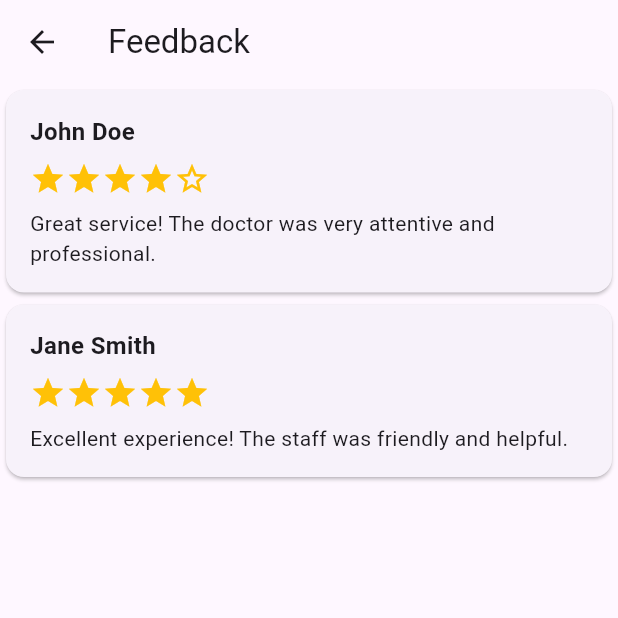
After one commit to NithinYesudas/ClinicMate, a Flutter app: the BottomNavigation screen opened directly, item 3 of the bottom bar chosen, after a tap on "View Feedback", on a phone screen of 412 x 824 dp, the top half of it. The commit adds this screen. Run offline on Flutter 3.47's test engine with Material 3 defaults, Android fonts, the phone set to English and light mode, and no system bars; our stand-ins replace cloud_firestore, firebase_auth, firebase_core, flutter_svg, google_maps_flutter, shared_preferences and 1 more; accounts and stored records are empty.

Commit message:
homescrenn of dr

```diff
--- a/mini_pro_main/lib/doctor/drhomescreen2.dart
+++ b/mini_pro_main/lib/doctor/drhomescreen2.dart
@@ -1,17 +1,93 @@
-// dr_home_screen2.dart
+// ignore_for_file: unused_local_variable
 import 'package:flutter/material.dart';
+import 'package:mini_pro_main/doctor/update_profile.dart';
+import 'schedule_page.dart';
+import 'view_appointments_page.dart';
+//import 'feedback.dart'; // Import the FeedbackPage
+// Import the ProfilePage
+import 'package:flutter_svg/flutter_svg.dart';
+
+void main() {
+  runApp(DrHomeScreen2());
+}
 
 class DrHomeScreen2 extends StatelessWidget {
-  const DrHomeScreen2({super.key});
+  @override
+  Widget build(BuildContext context) {
+    return MaterialApp(
+      title: 'Doctor Appointment',
+      home: BottomNavigation(),
+    );
+  }
+}
+
+class BottomNavigation extends StatefulWidget {
+  const BottomNavigation({Key? key}) : super(key: key);
+
+  @override
+  _BottomNavigationState createState() => _BottomNavigationState();
+}
+
+class _BottomNavigationState extends State<BottomNavigation> {
+  int _currentIndex = 0;
+  List<Widget> screens = [
+    DoctorSchedulePage(),
+    ViewAppointmentsPage(),
+    ProfilePage(), // Add the ProfilePage here
+  ];
 
   @override
   Widget build(BuildContext context) {
     return Scaffold(
-      appBar: AppBar(
-        title: const Text('Doctor Home Screen'),
+      body: IndexedStack(
+        index: _currentIndex,
+        children: screens,
       ),
-      body: const Center(
-        child: Text('Welcome to the Doctor Home Screen'),
+      bottomNavigationBar: BottomNavigationBar(
+        type: BottomNavigationBarType.fixed,
+        onTap: (index) {
+          setState(() {
+            _currentIndex = index;
+          });
+        },
+        currentIndex: _currentIndex,
+        selectedItemColor: Colors.white,
+        backgroundColor: Color.fromARGB(255, 160, 95, 190),
+        items: [
+          BottomNavigationBarItem(
+            icon: Padding(
+              padding: const EdgeInsets.all(3.0),
+              child: SvgPicture.asset(
+                'assets/icons/calendar.svg',
+                width: 20,
+                height: 20,
+              ),
+            ),
+            label: 'Schedule',
+          ),
+          BottomNavigationBarItem(
+            icon: Padding(
+              padding: const EdgeInsets.all(3.0),
+              child: SvgPicture.asset(
+                'assets/icons/view.svg',
+                width: 20,
+                height: 20,
+              ),
+            ),
+            label: 'View',
+          ),
+          BottomNavigationBarItem(
+            icon: Padding(
+              padding: const EdgeInsets.all(3.0),
+              child: SvgPicture.asset(
+                'assets/icons/profile.svg',
+                width: 20,
+                height: 20,
+              ),
+            ),
+            label: 'Profile',
+          ),
+        ],
       ),
     );
   }
--- /dev/null
+++ b/mini_pro_main/lib/doctor/feedback.dart
@@ -0,0 +1,93 @@
+import 'package:flutter/material.dart';
+
+class FeedbackPage extends StatefulWidget {
+  @override
+  _FeedbackPageState createState() => _FeedbackPageState();
+}
+
+class _FeedbackPageState extends State<FeedbackPage> {
+  List<FeedbackItem> feedbackItems = [
+    FeedbackItem(
+      name: 'John Doe',
+      rating: 4,
+      feedback:
+          'Great service! The doctor was very attentive and professional.',
+    ),
+    FeedbackItem(
+      name: 'Jane Smith',
+      rating: 5,
+      feedback: 'Excellent experience! The staff was friendly and helpful.',
+    ),
+    // Add more feedback items as needed
+  ];
+
+  @override
+  Widget build(BuildContext context) {
+    return Scaffold(
+      appBar: AppBar(
+        title: Text('Feedback'),
+      ),
+      body: ListView.builder(
+        itemCount: feedbackItems.length,
+        itemBuilder: (context, index) {
+          return FeedbackItemWidget(
+            feedbackItem: feedbackItems[index],
+          );
+        },
+      ),
+    );
+  }
+}
+
+class FeedbackItem {
+  final String name;
+  final int rating;
+  final String feedback;
+
+  FeedbackItem({
+    required this.name,
+    required this.rating,
+    required this.feedback,
+  });
+}
+
+class FeedbackItemWidget extends StatelessWidget {
+  final FeedbackItem feedbackItem;
+
+  const FeedbackItemWidget({
+    required this.feedbackItem,
+  });
+
+  @override
+  Widget build(BuildContext context) {
+    return Card(
+      child: Padding(
+        padding: const EdgeInsets.all(16.0),
+        child: Column(
+          crossAxisAlignment: CrossAxisAlignment.start,
+          children: [
+            Text(
+              feedbackItem.name,
+              style: TextStyle(
+                fontWeight: FontWeight.bold,
+                fontSize: 16.0,
+              ),
+            ),
+            SizedBox(height: 8.0),
+            Row(
+              children: List.generate(
+                5,
+                (index) => Icon(
+                  index < feedbackItem.rating ? Icons.star : Icons.star_border,
+                  color: Colors.amber,
+                ),
+              ),
+            ),
+            SizedBox(height: 8.0),
+            Text(feedbackItem.feedback),
+          ],
+        ),
+      ),
+    );
+  }
+}
--- a/mini_pro_main/lib/doctor/profilepage.dart
+++ b/mini_pro_main/lib/doctor/profilepage.dart
@@ -1,7 +1,7 @@
 import 'package:cloud_firestore/cloud_firestore.dart';
 import 'package:firebase_auth/firebase_auth.dart';
 import 'package:flutter/material.dart';
-import 'package:mini_pro_main/doctor/profilepage.dart';
+//import 'package:mini_pro_main/doctor/profilepage.dart';
 import 'package:mini_pro_main/doctor/drhomescreen2.dart';
 
 class DoctorProfilePage extends StatefulWidget {
--- /dev/null
+++ b/mini_pro_main/lib/doctor/schedule_page.dart
@@ -0,0 +1,250 @@
+// ignore_for_file: unused_field
+import 'package:flutter/material.dart';
+import 'package:table_calendar/table_calendar.dart';
+
+class DoctorSchedulePage extends StatefulWidget {
+  @override
+  _DoctorSchedulePageState createState() => _DoctorSchedulePageState();
+}
+
+class _DoctorSchedulePageState extends State<DoctorSchedulePage> {
+  CalendarFormat _calendarFormat = CalendarFormat.month;
+  DateTime _focusedDay = DateTime.now();
+  DateTime? _selectedDay;
+  TimeOfDay? _startTime;
+  TimeOfDay? _endTime;
+  int _slotDuration = 15; // Duration of each time slot in minutes
+  List<String> _scheduledTimeSlots = [];
+
+  @override
+  Widget build(BuildContext context) {
+    return Scaffold(
+      appBar: AppBar(
+        title: Text('Doctor Schedule'),
+      ),
+      body: SingleChildScrollView(
+        child: Column(
+          children: [
+            TableCalendar(
+              firstDay: DateTime.utc(2023, 1, 1),
+              lastDay: DateTime.utc(2024, 12, 31),
+              focusedDay: _focusedDay,
+              calendarFormat: _calendarFormat,
+              selectedDayPredicate: (day) {
+                return isSameDay(_selectedDay, day);
+              },
+              onDaySelected: (selectedDay, focusedDay) {
+                setState(() {
+                  _selectedDay = selectedDay;
+                  _focusedDay = focusedDay;
+                });
+              },
+              onFormatChanged: (format) {
+                setState(() {
+                  _calendarFormat = format;
+                });
+              },
+              onPageChanged: (focusedDay) {
+                _focusedDay = focusedDay;
+              },
+            ),
+            const SizedBox(height: 16.0),
+            Row(
+              mainAxisAlignment: MainAxisAlignment.spaceEvenly,
+              children: [
+                ElevatedButton(
+                  onPressed: _showStartTimeDialog,
+                  child: Text('Start Time'),
+                ),
+                ElevatedButton(
+                  onPressed: _showEndTimeDialog,
+                  child: Text('End Time'),
+                ),
+              ],
+            ),
+            const SizedBox(height: 16.0),
+            Padding(
+              padding: const EdgeInsets.all(16.0),
+              child: Row(
+                children: [
+                  const Text('Slot Duration (minutes): '),
+                  const SizedBox(width: 8.0),
+                  DropdownButton<int>(
+                    value: _slotDuration,
+                    items: const [15, 30, 45, 60]
+                        .map(
+                          (duration) => DropdownMenuItem<int>(
+                            value: duration,
+                            child: Text('$duration'),
+                          ),
+                        )
+                        .toList(),
+                    onChanged: (value) {
+                      if (value != null) {
+                        setState(() {
+                          _slotDuration = value;
+                        });
+                      }
+                    },
+                  ),
+                ],
+              ),
+            ),
+            ElevatedButton(
+              onPressed: _confirmSchedule,
+              child: const Text('Schedule'),
+            ),
+          ],
+        ),
+      ),
+    );
+  }
+
+  Future<void> _showStartTimeDialog() async {
+    final pickedTime = await showTimePicker(
+      context: context,
+      initialTime: _startTime ?? TimeOfDay.now(),
+    );
+    if (pickedTime != null) {
+      setState(() {
+        _startTime = pickedTime;
+      });
+    }
+  }
+
+  Future<void> _showEndTimeDialog() async {
+    final pickedTime = await showTimePicker(
+      context: context,
+      initialTime: _startTime ?? TimeOfDay.now(),
+    );
+    if (pickedTime != null) {
+      setState(() {
+        _endTime = pickedTime;
+      });
+    }
+  }
+
+  void _confirmSchedule() {
+    if (_selectedDay == null || _startTime == null || _endTime == null) {
+      ScaffoldMessenger.of(context).showSnackBar(
+        const SnackBar(
+          content: Text('Please select a date and time range'),
+        ),
+      );
+      return;
+    }
+
+    _scheduledTimeSlots = []; // Initialize _scheduledTimeSlots as an empty list
+    _generateTimeSlots();
+
+    Navigator.push(
+      context,
+      MaterialPageRoute(
+        builder: (context) => ScheduledTimeSlotsPage(
+          date: _selectedDay!,
+          timeSlots: _scheduledTimeSlots,
+        ),
+      ),
+    );
+  }
+
+  void _generateTimeSlots() {
+    if (_selectedDay == null || _startTime == null || _endTime == null) {
+      return;
+    }
+
+    final start = DateTime(
+      _selectedDay!.year,
+      _selectedDay!.month,
+      _selectedDay!.day,
+      _startTime!.hour,
+      _startTime!.minute,
+    );
+    final end = DateTime(
+      _selectedDay!.year,
+      _selectedDay!.month,
+      _selectedDay!.day,
+      _endTime!.hour,
+      _endTime!.minute,
+    );
+
+    if (end.isBefore(start)) {
+      ScaffoldMessenger.of(context).showSnackBar(
+        const SnackBar(
+          content: Text('End time should be after start time'),
+        ),
+      );
+      return;
+    }
+
+    final scheduledTimeSlots = <String>[];
+    var currentTime = start;
+
+    while (currentTime.isBefore(end)) {
+      final timeSlot =
+          '${currentTime.hour.toString().padLeft(2, '0')}:${currentTime.minute.toString().padLeft(2, '0')}';
+      scheduledTimeSlots.add(timeSlot);
+      currentTime = currentTime.add(Duration(minutes: _slotDuration));
+    }
+
+    setState(() {
+      _scheduledTimeSlots = scheduledTimeSlots;
+    });
+  }
+}
+
+class ScheduledTimeSlotsPage extends StatelessWidget {
+  final DateTime date;
+  final List<String> timeSlots;
+
+  const ScheduledTimeSlotsPage({
+    super.key,
+    required this.date,
+    required this.timeSlots,
+  });
+
+  @override
+  Widget build(BuildContext context) {
+    return Scaffold(
+      appBar: AppBar(
+        title: const Text('Scheduled Time Slots'),
+      ),
+      body: ListView.builder(
+        itemCount: timeSlots.length,
+        itemBuilder: (context, index) {
+          return TimeSlotTile(
+            timeSlot: timeSlots[index],
+            onTap: () {
+              // Handle time slot selection
+            },
+          );
+        },
+      ),
+    );
+  }
+}
+
+class TimeSlotTile extends StatelessWidget {
+  final String timeSlot;
+  final VoidCallback onTap;
+
+  const TimeSlotTile({
+    super.key,
+    required this.timeSlot,
+    required this.onTap,
+  });
+
+  @override
+  Widget build(BuildContext context) {
+    return ListTile(
+      title: Text(timeSlot),
+      trailing: IconButton(
+        icon: const Icon(Icons.delete),
+        onPressed: () {
+          // Handle removing the time slot
+        },
+      ),
+      onTap: onTap,
+    );
+  }
+}// TODO Implement this library.
--- /dev/null
+++ b/mini_pro_main/lib/doctor/update_profile.dart
@@ -0,0 +1,25 @@
+// TODO Implement this library.
+import 'package:flutter/material.dart';
+import 'feedback.dart'; // Import the FeedbackPage
+
+class ProfilePage extends StatelessWidget {
+  @override
+  Widget build(BuildContext context) {
+    return Scaffold(
+      appBar: AppBar(
+        title: Text('Profile'),
+      ),
+      body: Center(
+        child: ElevatedButton(
+          onPressed: () {
+            Navigator.push(
+              context,
+              MaterialPageRoute(builder: (context) => FeedbackPage()),
+            );
+          },
+          child: Text('View Feedback'),
+        ),
+      ),
+    );
+  }
+}
--- /dev/null
+++ b/mini_pro_main/lib/doctor/view_appointments_page.dart
@@ -0,0 +1,111 @@
+import 'package:flutter/material.dart';
+import 'cancel_appointments_page.dart'; // Import the CancelAppointmentsPage
+
+class ViewAppointmentsPage extends StatefulWidget {
+  @override
+  _ViewAppointmentsPageState createState() => _ViewAppointmentsPageState();
+}
+
+class _ViewAppointmentsPageState extends State<ViewAppointmentsPage> {
+  List<Appointment> appointments = [
+    Appointment(
+      date: DateTime(2023, 5, 1),
+      patients: [
+        Patient(name: 'John Doe', attended: false),
+        Patient(name: 'Jane Smith', attended: false),
+      ],
+    ),
+    Appointment(
+      date: DateTime(2023, 5, 2),
+      patients: [
+        Patient(name: 'Alice Johnson', attended: false),
+        Patient(name: 'Bob Williams', attended: false),
+      ],
+    ),
+    // Add more appointments as needed
+  ];
+
+  @override
+  Widget build(BuildContext context) {
+    return Scaffold(
+      appBar: AppBar(
+        title: Text('View Appointments'),
+      ),
+      body: ListView.builder(
+        itemCount: appointments.length,
+        itemBuilder: (context, index) {
+          return Column(
+            children: [
+              Row(
+                mainAxisAlignment: MainAxisAlignment.spaceBetween,
+                children: [
+                  ElevatedButton(
+                    onPressed: () {
+                      // Handle date button press
+                    },
+                    child: Text(
+                      '${appointments[index].date.day}/${appointments[index].date.month}/${appointments[index].date.year}',
+                    ),
+                  ),
+                  ElevatedButton(
+                    onPressed: () {
+                      Navigator.push(
+                        context,
+                        MaterialPageRoute(
+                          builder: (context) => CancelAppointmentsPage(
+                            appointment: appointments[index],
+                          ),
+                        ),
+                      );
+                    },
+                    child: Text('Cancel'),
+                  ),
+                ],
+              ),
+              ListView.builder(
+                shrinkWrap: true,
+                physics: NeverScrollableScrollPhysics(),
+                itemCount: appointments[index].patients.length,
+                itemBuilder: (context, patientIndex) {
+                  return ListTile(
+                    title:
+                        Text(appointments[index].patients[patientIndex].name),
+                    trailing: ElevatedButton(
+                      onPressed: () {
+                        setState(() {
+                          appointments[index].patients[patientIndex].attended =
+                              true;
+                        });
+                      },
+                      child: Text('Attend'),
+                    ),
+                  );
+                },
+              ),
+            ],
+          );
+        },
+      ),
+    );
+  }
+}
+
+class Appointment {
+  final DateTime date;
+  final List<Patient> patients;
+
+  Appointment({
+    required this.date,
+    required this.patients,
+  });
+}
+
+class Patient {
+  final String name;
+  bool attended;
+
+  Patient({
+    required this.name,
+    this.attended = false,
+  });
+}
--- a/mini_pro_main/pubspec.yaml
+++ b/mini_pro_main/pubspec.yaml
@@ -42,6 +42,7 @@ dependencies:
   table_calendar: ^3.1.1
   shared_preferences: ^2.2.3
   cloud_firestore: ^4.17.2
+  flutter_svg: ^2.0.10+1
 
 dev_dependencies:
   flutter_test:
```
Also changed, not shown: mini_pro_main/lib/doctor/cancel_appointments_page.dart (added, +51 -0 lines), mini_pro_main/lib/screens/home_screen.dart (+2 -10 lines), mini_pro_main/pubspec.lock.
